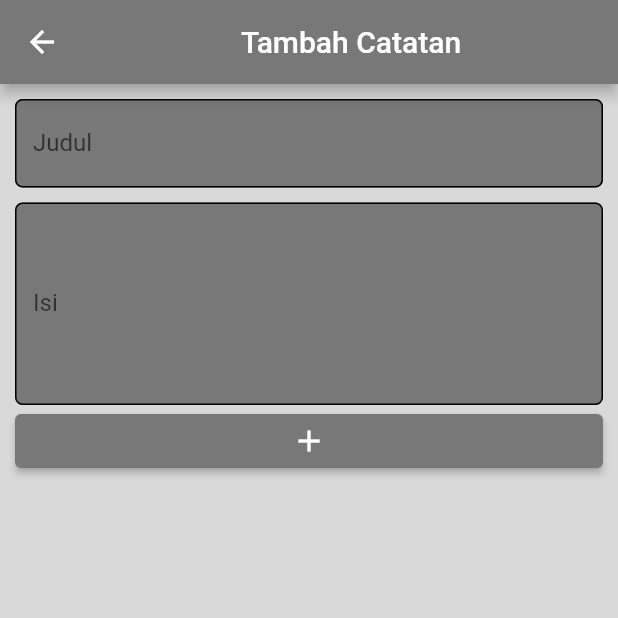
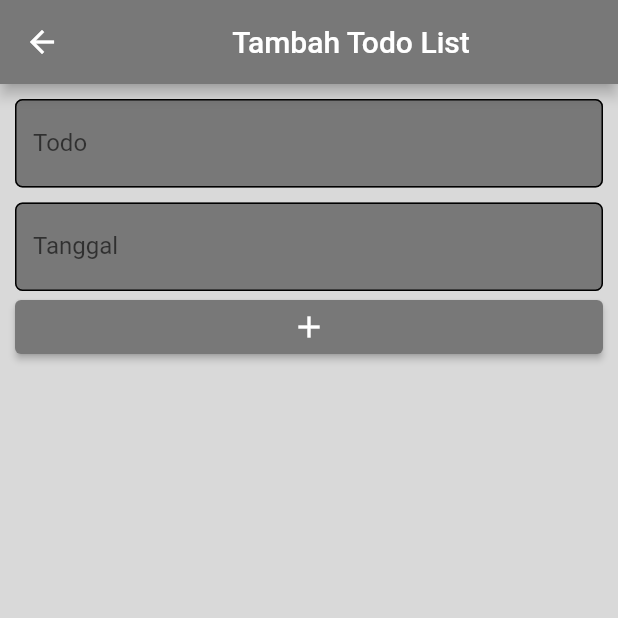
Before and after one commit to BayuSwari01/xnote, a Flutter app: the daftarTodoList screen opened directly, after a tap on the "add" icon, on a phone screen of 412 x 824 dp, the top half of it. Run offline on Flutter 3.47's test engine with Material 2 defaults, Android fonts, the light colour scheme and no system bars; missing offline and left inert: adaptive_action_sheet.

Commit message:
menyelesaikan bagian front-end aplikasi

```diff
--- a/lib/screen/todoList/daftarTodoList.dart
+++ b/lib/screen/todoList/daftarTodoList.dart
@@ -2,6 +2,9 @@ import 'package:flutter/material.dart';
 import 'package:flutter/src/widgets/container.dart';
 import 'package:flutter/src/widgets/framework.dart';
 import 'package:x_note/screen/catatan/tambahCatatan.dart';
+import 'package:x_note/screen/todoList/editTodoList.dart';
+import 'package:x_note/screen/todoList/tambahTodoList.dart';
+import 'package:adaptive_action_sheet/adaptive_action_sheet.dart';
 
 class daftarTodoList extends StatefulWidget {
   const daftarTodoList({super.key});
@@ -11,6 +14,7 @@ class daftarTodoList extends StatefulWidget {
 }
 
 class _daftarTodoListState extends State<daftarTodoList> {
+  bool isSelected = false;
   @override
   Widget build(BuildContext context) {
     return Scaffold(
@@ -22,15 +26,88 @@ class _daftarTodoListState extends State<daftarTodoList> {
         child: ListView(
           children: <Widget>[
             DataTable(
+              dividerThickness: 3,
+              headingRowHeight: 60,
+              dataRowHeight: 60,
               showCheckboxColumn: true,
-              columns: [DataColumn(label: Text("Todo List"))],
+              dataRowColor: MaterialStateColor.resolveWith(
+                  (Set<MaterialState> states) =>
+                      states.contains(MaterialState.selected)
+                          ? Colors.blue
+                          : Color.fromARGB(100, 215, 217, 219)),
+              columns: [
+                DataColumn(
+                    label: Text(
+                  "Todo List",
+                  style: TextStyle(fontSize: 22, fontWeight: FontWeight.w700),
+                ))
+              ],
               rows: List<DataRow>.generate(
-                  3,
-                  (index) => DataRow(cells: [
-                        DataCell(
-                          Text("Mengerjakan Tugas"),
-                        )
-                      ])),
+                20,
+                (index) => DataRow(
+                  selected: isSelected,
+                  onSelectChanged: (value) {
+                    showAdaptiveActionSheet(
+                      context: context,
+                      actions: <BottomSheetAction>[
+                        BottomSheetAction(
+                          title: Icon(
+                            Icons.done,
+                            size: 20,
+                          ),
+                          onPressed: (context) async {
+                            this.isSelected = true;
+                            Navigator.pop(context);
+                            setState(() {});
+                          },
+                        ),
+                        BottomSheetAction(
+                          title: Icon(
+                            Icons.edit,
+                            size: 20,
+                          ),
+                          onPressed: (context) async {
+                            Navigator.pop(context);
+                            await Navigator.push(context,
+                                MaterialPageRoute(builder: (context) {
+                              return editTodoList();
+                            }));
+                          },
+                        ),
+                        BottomSheetAction(
+                          title: Icon(
+                            Icons.delete,
+                            size: 20,
+                          ),
+                          onPressed: (context) async {
+                            Navigator.pop(context);
+                          },
+                        ),
+                      ],
+                      cancelAction: CancelAction(
+                        title: Text("Cancel"),
+                      ),
+                    );
+                  },
+                  cells: [
+                    DataCell(
+                      Container(
+                        child: Column(
+                          mainAxisAlignment: MainAxisAlignment.center,
+                          crossAxisAlignment: CrossAxisAlignment.start,
+                          children: <Widget>[
+                            Text(
+                              "Mengerjakan Tugas",
+                              style: TextStyle(fontSize: 20),
+                            ),
+                            Text("Tanggal 19 Oktober 2022"),
+                          ],
+                        ),
+                      ),
+                    )
+                  ],
+                ),
+              ),
             ),
           ],
         ),
@@ -38,7 +115,7 @@ class _daftarTodoListState extends State<daftarTodoList> {
       floatingActionButton: FloatingActionButton(
         onPressed: () {
           Navigator.push(context, MaterialPageRoute(builder: (context) {
-            return tambahCatatan();
+            return tambahTodoList();
           }));
         },
         backgroundColor: Color.fromARGB(255, 120, 120, 120),
--- /dev/null
+++ b/lib/screen/todoList/tambahTodoList.dart
@@ -0,0 +1,113 @@
+import 'package:flutter/material.dart';
+import 'package:flutter/src/widgets/container.dart';
+import 'package:flutter/src/widgets/framework.dart';
+
+class tambahTodoList extends StatefulWidget {
+  const tambahTodoList({super.key});
+
+  @override
+  State<tambahTodoList> createState() => _tambahTodoListState();
+}
+
+class _tambahTodoListState extends State<tambahTodoList> {
+  TextEditingController judul = TextEditingController();
+  TextEditingController tanggal = TextEditingController();
+
+  @override
+  void initState() {
+    // TODO: implement initState
+    tanggal.text = "";
+    super.initState();
+  }
+
+  @override
+  Widget build(BuildContext context) {
+    return Scaffold(
+      appBar: AppBar(
+        backgroundColor: Color.fromARGB(255, 120, 120, 120),
+        title: Center(child: Text("Tambah Todo List")),
+      ),
+      body: Container(
+        color: Color.fromARGB(255, 217, 217, 217),
+        width: double.infinity,
+        height: double.infinity,
+        child: SingleChildScrollView(
+          child: Column(
+            children: <Widget>[
+              Container(
+                margin: EdgeInsets.all(10),
+                child: TextFormField(
+                  decoration: InputDecoration(
+                    fillColor: Color.fromARGB(255, 120, 120, 120),
+                    filled: true,
+                    enabledBorder: OutlineInputBorder(
+                      borderRadius: BorderRadius.circular(5),
+                      borderSide: BorderSide(),
+                    ),
+                    focusedBorder: OutlineInputBorder(
+                      borderRadius: BorderRadius.circular(5),
+                      borderSide: BorderSide(),
+                    ),
+                    labelText: "Todo",
+                  ),
+                  controller: judul,
+                ),
+              ),
+              Container(
+                margin: EdgeInsets.only(left: 10, right: 10),
+                child: TextFormField(
+                  decoration: InputDecoration(
+                    fillColor: Color.fromARGB(255, 120, 120, 120),
+                    filled: true,
+                    enabledBorder: OutlineInputBorder(
+                      borderRadius: BorderRadius.circular(5),
+                      borderSide: BorderSide(),
+                    ),
+                    focusedBorder: OutlineInputBorder(
+                      borderRadius: BorderRadius.circular(5),
+                      borderSide: BorderSide(),
+                    ),
+                    labelText: "Tanggal",
+                  ),
+                  readOnly: true,
+                  controller: tanggal,
+                  onTap: () async {
+                    DateTime? pickedDate = await showDatePicker(
+                        context: context,
+                        initialDate: DateTime.now(),
+                        firstDate: DateTime.now(),
+                        lastDate: DateTime(2100));
+                    if (pickedDate != null) {
+                      print(pickedDate);
+                      String formattedDate = pickedDate.toString();
+
+                      setState(() {
+                        tanggal.text = formattedDate;
+                      });
+                    } else {
+                      setState(() {
+                        tanggal.text = "Tanggal belum dipilih";
+                      });
+                    }
+                  },
+                ),
+              ),
+              Container(
+                margin: EdgeInsets.only(left: 10, right: 10),
+                width: double.infinity,
+                child: ElevatedButton(
+                  style: ElevatedButton.styleFrom(
+                      backgroundColor: Color.fromARGB(255, 120, 120, 120)),
+                  onPressed: () {
+                    Navigator.pop(context);
+                  },
+                  child: Icon(Icons.add),
+                ),
+              )
+            ],
+          ),
+        ),
+      ),
+    );
+  }
+}
--- a/pubspec.yaml
+++ b/pubspec.yaml
@@ -36,6 +36,7 @@ dependencies:
   # The following adds the Cupertino Icons font to your application.
   # Use with the CupertinoIcons class for iOS style icons.
   cupertino_icons: ^1.0.2
+  adaptive_action_sheet: ^2.0.2
 
 dev_dependencies:
   flutter_test:
```
Also changed, not shown: lib/screen/todoList/editTodoList.dart (added, +106 -0 lines), pubspec.lock.
